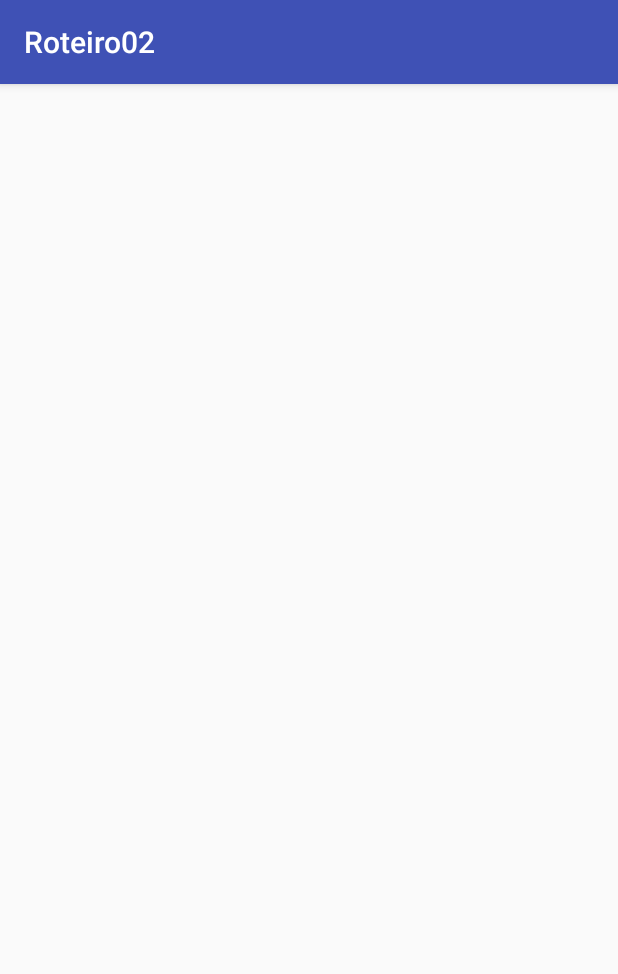
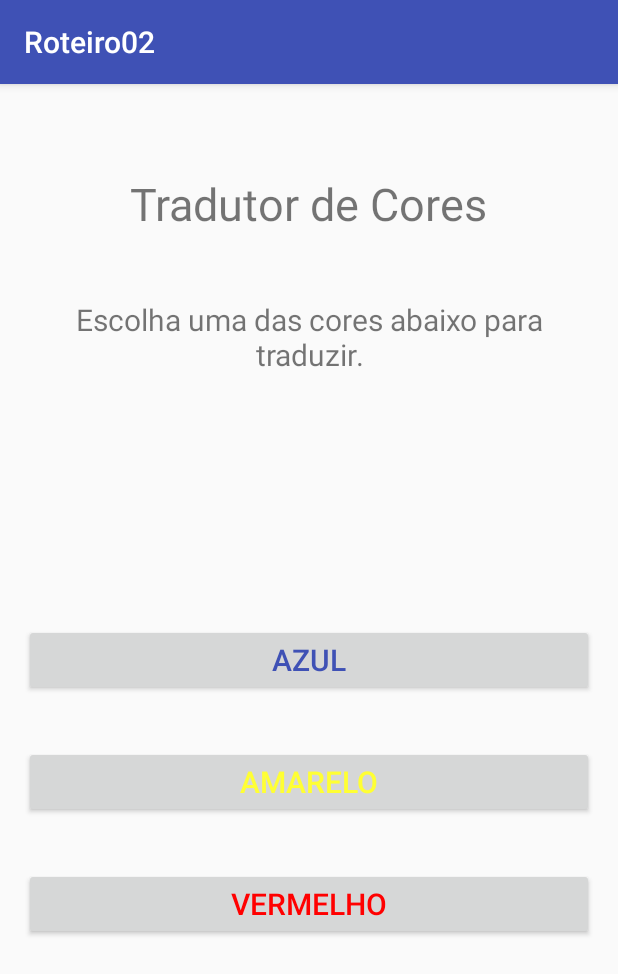
Before and after one commit to deyvison/Roteiro2-Android, an Android app: the screen it shows after launch (MainActivity), on a phone screen of 412 x 824 dp. Shown: the top 974 px of the screen. Run offline under Robolectric (Android 15) with nearby library versions, the phone set to English and light mode, and no system bars.

Commit message:
adicionando os botoes na activity principal

```diff
--- a/app/src/main/res/layout/activity_main.xml
+++ b/app/src/main/res/layout/activity_main.xml
@@ -9,4 +9,61 @@
     android:paddingTop="@dimen/activity_vertical_margin"
     tools:context="com.example.deyvison.roteiro02.MainActivity">
 
+    <TextView
+        android:layout_width="wrap_content"
+        android:layout_height="wrap_content"
+        android:text="Tradutor de Cores"
+        android:id="@+id/tradutorView"
+        android:layout_alignParentTop="true"
+        android:layout_centerHorizontal="true"
+        android:layout_marginTop="43dp"
+        android:clickable="false"
+        android:textSize="30dp"
+        android:gravity="center"/>
+
+    <TextView
+        android:layout_width="wrap_content"
+        android:layout_height="wrap_content"
+        android:text="Escolha uma das cores abaixo para traduzir."
+        android:id="@+id/instrucaoView"
+        android:layout_below="@+id/tradutorView"
+        android:layout_centerHorizontal="true"
+        android:layout_marginTop="43dp"
+        android:gravity="center"
+        android:textSize="20dp"/>
+
+    <Button
+        android:layout_width="match_parent"
+        android:layout_height="wrap_content"
+        android:text="Azul"
+        android:id="@+id/botaoAzul"
+        android:layout_centerVertical="true"
+        android:layout_centerHorizontal="true"
+        android:textColor="@color/colorPrimary"
+        android:gravity="center"
+        android:textSize="20dp"/>
+
+    <Button
+        android:layout_width="match_parent"
+        android:layout_height="wrap_content"
+        android:text="Amarelo"
+        android:id="@+id/botaoAmarelo"
+        android:layout_below="@+id/botaoAzul"
+        android:layout_centerHorizontal="true"
+        android:layout_marginTop="33dp"
+        android:gravity="center"
+        android:textSize="20dp"
+        android:textColor="#FFFF33"/>
+
+    <Button
+        android:layout_width="match_parent"
+        android:layout_height="wrap_content"
+        android:text="Vermelho"
+        android:id="@+id/botaoVermelho"
+        android:layout_marginTop="33dp"
+        android:layout_below="@+id/botaoAmarelo"
+        android:layout_alignParentStart="true"
+        android:textColor="#FF0000"
+        android:textSize="20dp"
+        android:gravity="center"/>
 </RelativeLayout>
```
